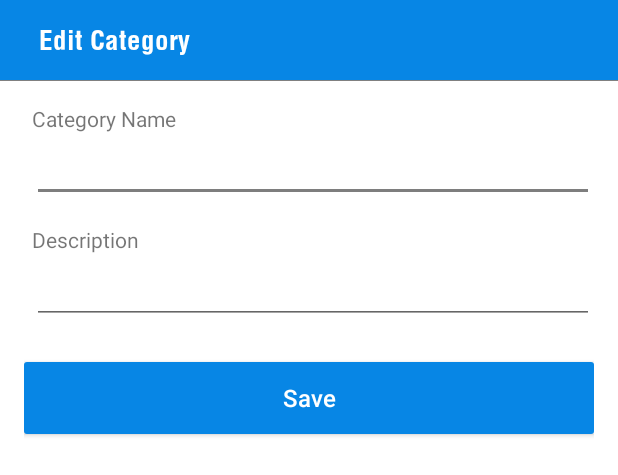
After one commit to PawanKumarRavish/FinalProject_Invincibles_Android, an Android app: the layout edit_category_layout.xml on its own in the app's theme, with its tools: preview values and no code run, on a phone screen of 412 x 824 dp. The commit adds this screen. Shown: the top 475 px of the screen. Run offline under Robolectric (Android 15) with nearby library versions, the phone set to English and light mode, and no system bars.

Commit message:
Implemeneted edit and delete categories

```diff
--- a/app/src/main/java/com/project/taskmanager/fragments/AddCategoryFrg.java
+++ b/app/src/main/java/com/project/taskmanager/fragments/AddCategoryFrg.java
@@ -14,6 +14,7 @@ import android.widget.Toast;
 import com.project.taskmanager.R;
 import com.project.taskmanager.Utils;
 import com.project.taskmanager.databasehelper.DbHelper;
+import com.project.taskmanager.models.AddCategoryModel;
 import com.project.taskmanager.models.ModeModel;
 
 import java.util.ArrayList;
@@ -45,6 +46,8 @@ public class AddCategoryFrg extends BaseFragment {
 
     DbHelper dbHelper;
 
+    AddCategoryModel obj;
+
 
     private static AddCategoryFrg mInstance;
 
@@ -74,6 +77,7 @@ public class AddCategoryFrg extends BaseFragment {
         super.onViewCreated(view, savedInstanceState);
 
         dbHelper=new DbHelper(getActivity());
+
 
 
         msSaveBtn.setOnClickListener(new View.OnClickListener() {
--- a/app/src/main/java/com/project/taskmanager/fragments/AddIncomeFrg.java
+++ b/app/src/main/java/com/project/taskmanager/fragments/AddIncomeFrg.java
@@ -592,7 +592,7 @@ public class AddIncomeFrg extends BaseFragment {
                     mFromTv.setText(addAccount.getAccountName());
                     notifyDataSetChanged();
                     dialog.dismiss();
-                    //  sheetBehavior.setState(BottomSheetBehavior.STATE_COLLAPSED);
+                    //sheetBehavior.setState(BottomSheetBehavior.STATE_COLLAPSED);
 
 
                 }
--- /dev/null
+++ b/app/src/main/res/layout/edit_category_layout.xml
@@ -0,0 +1,128 @@
+<?xml version="1.0" encoding="utf-8"?>
+<LinearLayout app:layout_behavior="android.support.design.widget.BottomSheetBehavior"
+    xmlns:android="http://schemas.android.com/apk/res/android"
+    android:layout_width="match_parent"
+    android:layout_height="match_parent"
+    xmlns:app="http://schemas.android.com/apk/res-auto">
+
+    <LinearLayout
+        android:layout_width="match_parent"
+        android:layout_height="match_parent"
+        android:fitsSystemWindows="true"
+        android:orientation="vertical"
+        android:id="@+id/bottom_sheet"
+        android:clickable="true"
+        android:focusable="true"
+        android:background="@android:color/white"
+        app:layout_behavior="@string/bottom_sheet_behavior">
+
+        <LinearLayout
+            android:background="#0786e5"
+            android:orientation="vertical"
+            android:paddingBottom="15dp"
+            android:paddingTop="15dp"
+            android:paddingLeft="10dp"
+            android:layout_width="match_parent"
+            android:layout_height="wrap_content"
+            android:layout_gravity="center">
+
+            <TextView
+                style="@style/app_form_style"
+                android:fontFamily="@font/helvetica_condensed_bold"
+                android:layout_width="match_parent"
+                android:layout_height="wrap_content"
+                android:layout_gravity="center"
+                android:gravity="start"
+                android:text="Edit Category"
+                android:textColor="@android:color/white"
+                android:textSize="18sp" />
+
+
+        </LinearLayout>
+        <View
+            android:alpha="0.5"
+            android:background="#010101"
+            android:layout_width="match_parent"
+            android:layout_height="0.5dp">
+        </View>
+
+
+
+        <LinearLayout
+            style="@style/app_form_style"
+            android:layout_width="match_parent"
+            android:layout_height="wrap_content"
+            android:orientation="vertical">
+
+            <LinearLayout
+                android:layout_width="match_parent"
+                android:layout_height="match_parent"
+                android:layout_marginTop="@dimen/field_margin_top"
+                android:orientation="vertical">
+
+                <TextView
+                    android:layout_width="wrap_content"
+                    android:layout_height="wrap_content"
+                    android:layout_marginLeft="5dp"
+                    android:text="@string/category_name"
+                    android:textSize="14sp" />
+
+                <EditText
+                    android:fontFamily="@font/helvetica_condensed_bold"
+                    android:id="@+id/mCategoryNameEt"
+                    android:textSize="20sp"
+                    android:layout_width="match_parent"
+                    android:layout_height="wrap_content"
+                    android:layout_marginLeft="5dp"
+                    android:inputType="text"
+                    android:singleLine="true" />
+
+            </LinearLayout>
+
+
+
+            <LinearLayout
+                android:layout_width="match_parent"
+                android:layout_height="wrap_content"
+                android:layout_marginTop="@dimen/field_margin_top"
+                android:orientation="vertical">
+
+                <TextView
+                    android:layout_width="wrap_content"
+                    android:layout_height="wrap_content"
+                    android:layout_marginLeft="5dp"
+                    android:text="Description"
+                    android:textSize="14sp" />
+
+                <EditText
+                    android:maxLength="30"
+                    android:fontFamily="@font/helvetica"
+                    android:id="@+id/description_et"
+                    android:textSize="16sp"
+                    android:layout_width="match_parent"
+                    android:layout_height="wrap_content"
+                    android:layout_marginLeft="5dp"
+                    android:singleLine="true" />
+
+            </LinearLayout>
+
+
+            <Button
+                android:layout_marginBottom="20dp"
+                android:id="@+id/saveBtn"
+                android:layout_width="match_parent"
+                android:layout_height="wrap_content"
+                android:layout_marginTop="@dimen/margin_top_submit_btn"
+                android:background="@drawable/button_bg"
+                android:text="Save"
+                android:textAllCaps="false"
+                android:textColor="#FFFFFFFF"
+                android:textSize="@dimen/loginButton_textsize" />
+
+        </LinearLayout>
+
+
+
+    </LinearLayout>
+
+</LinearLayout>
--- a/app/src/main/res/layout/ledger_list_design.xml
+++ b/app/src/main/res/layout/ledger_list_design.xml
@@ -3,7 +3,6 @@
     <com.chauthai.swipereveallayout.SwipeRevealLayout
         xmlns:android="http://schemas.android.com/apk/res/android"
         xmlns:app="http://schemas.android.com/apk/res-auto"
-
         android:layout_marginTop="@dimen/label_margin_top"
         android:layout_width="match_parent"
         android:layout_height="wrap_content"
@@ -16,7 +15,6 @@
             android:orientation="horizontal">
 
             <TextView
-                android:visibility="gone"
                 android:id="@+id/edit_tv"
                 android:layout_width="70dp"
                 android:layout_height="match_parent"
```
Also changed, not shown: app/src/main/java/com/project/taskmanager/databasehelper/DbHelper.java (+18 -0 lines), app/src/main/java/com/project/taskmanager/fragments/AllCategoriesFrg.java (+49 -19 lines), app/src/main/java/com/project/taskmanager/models/AddCategoryModel.java (+36 -1 lines).
